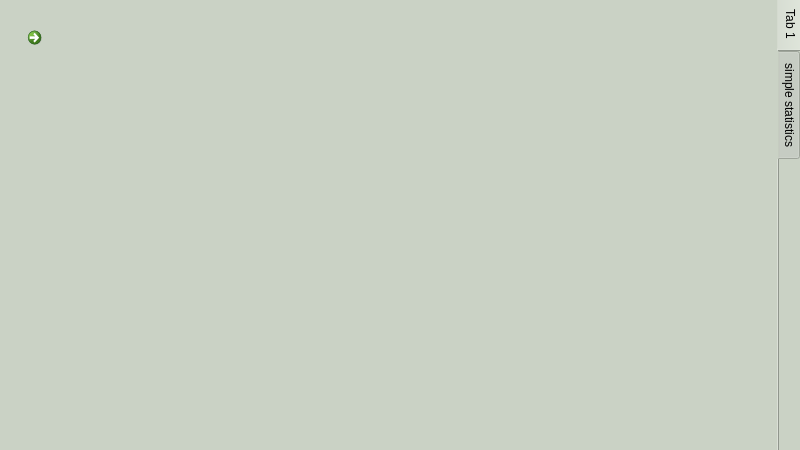
First picture: the form in source/code/main.ui, repository tomas-magat/camels-eshop-infosystem, before the edit.
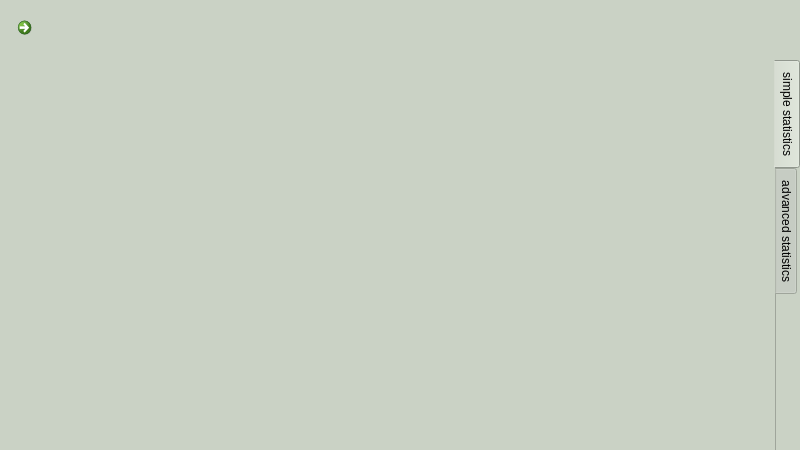
Second picture: the form after the edit. The open tabs and pages were chosen to show the change. Icons and pictures are not drawn.

What changed in the file:
```diff
--- a/source/code/main.ui
+++ b/source/code/main.ui
@@ -1819,12 +1819,21 @@
      <widget class="QTabWidget" name="tabWidget">
       <property name="geometry">
        <rect>
-        <x>-3</x>
-        <y>-3</y>
-        <width>806</width>
-        <height>456</height>
+        <x>0</x>
+        <y>60</y>
+        <width>800</width>
+        <height>390</height>
        </rect>
       </property>
+      <property name="cursor">
+       <cursorShape>ArrowCursor</cursorShape>
+      </property>
+      <property name="mouseTracking">
+       <bool>false</bool>
+      </property>
+      <property name="styleSheet">
+       <string notr="true">border: none;</string>
+      </property>
       <property name="tabPosition">
        <enum>QTabWidget::East</enum>
       </property>
@@ -1836,16 +1845,29 @@
       </property>
       <property name="iconSize">
        <size>
-        <width>50</width>
-        <height>50</height>
+        <width>10</width>
+        <height>10</height>
        </size>
       </property>
-      <widget class="QWidget" name="tab_statistika_1">
-       <attribute name="title">
-        <string>Tab 1</string>
-       </attribute>
-      </widget>
-      <widget class="QWidget" name="tab_statistika_2">
+      <property name="elideMode">
+       <enum>Qt::ElideMiddle</enum>
+      </property>
+      <property name="usesScrollButtons">
+       <bool>true</bool>
+      </property>
+      <property name="documentMode">
+       <bool>true</bool>
+      </property>
+      <property name="tabsClosable">
+       <bool>false</bool>
+      </property>
+      <property name="movable">
+       <bool>false</bool>
+      </property>
+      <property name="tabBarAutoHide">
+       <bool>true</bool>
+      </property>
+      <widget class="QWidget" name="simple_statistics">
        <attribute name="title">
         <string>simple statistics</string>
        </attribute>
@@ -1888,14 +1910,19 @@
         </layout>
        </widget>
       </widget>
+      <widget class="QWidget" name="advanced_statistics">
+       <attribute name="title">
+        <string>advanced statistics</string>
+       </attribute>
+      </widget>
      </widget>
      <widget class="QCommandLinkButton" name="homeArrow2">
       <property name="geometry">
        <rect>
-        <x>20</x>
-        <y>20</y>
+        <x>10</x>
+        <y>10</y>
         <width>41</width>
-        <height>41</height>
+        <height>40</height>
        </rect>
       </property>
       <property name="styleSheet">
```
Left out of the diff: 58 changed lines with no effect on the pictures.
